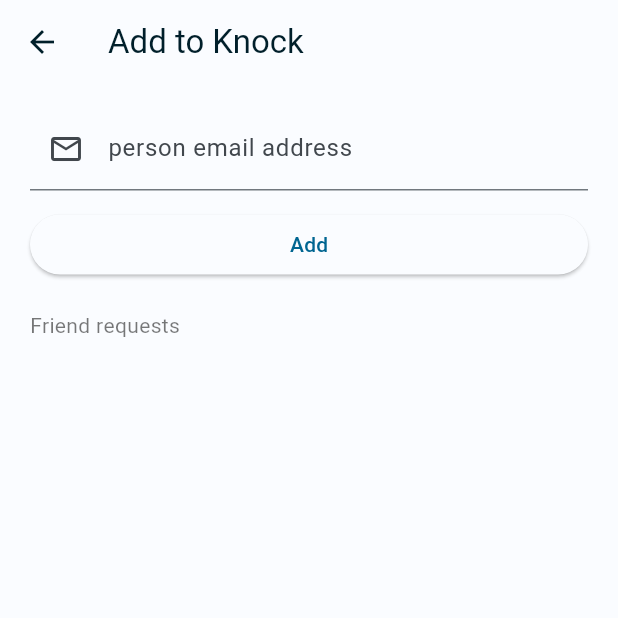
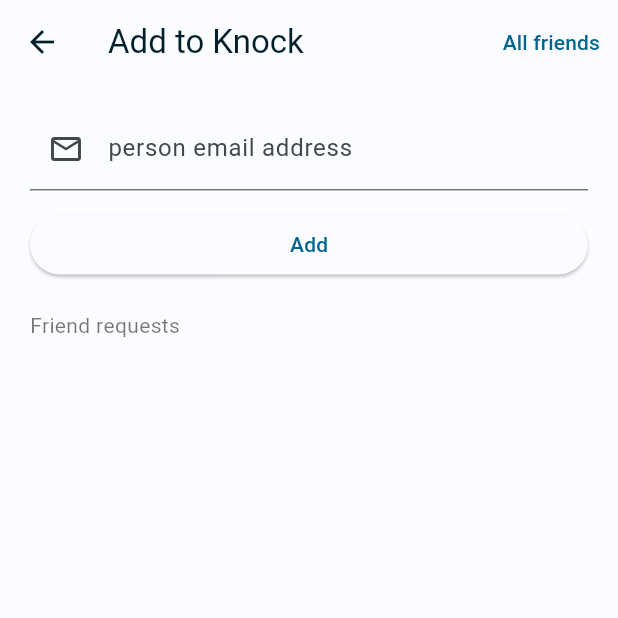
Before and after one commit to dipta-2707/knock_knock, a Flutter app: the AddFriendPage screen opened by its route, on a phone screen of 412 x 824 dp, the top half of it. Run offline on Flutter 3.47's test engine with Material 2 defaults, Android fonts, the phone set to English and light mode, and no system bars; our stand-ins replace cloud_firestore, firebase_auth, firebase_core, get, google_sign_in; accounts and stored records are empty; network calls fail.

Commit message:
add a all friend

```diff
--- /dev/null
+++ b/lib/bindings/all_friend_page_binding.dart
@@ -0,0 +1,9 @@
+import 'package:get/get.dart';
+import 'package:knockme/controller/page/all_friend_page_controller.dart';
+
+class ALlFriendPageBinding implements Bindings {
+  @override
+  void dependencies() {
+    Get.lazyPut<AllFriendsPageController>(() => AllFriendsPageController());
+  }
+}
--- a/lib/config/route_config.dart
+++ b/lib/config/route_config.dart
@@ -1,5 +1,6 @@
 import 'package:get/get.dart';
 import 'package:knockme/bindings/addFriend_binding.dart';
+import 'package:knockme/bindings/all_friend_page_binding.dart';
 import 'package:knockme/bindings/chat_binding.dart';
 import 'package:knockme/bindings/homePage_binding.dart';
 import 'package:knockme/bindings/profile_binding.dart';
@@ -7,6 +8,7 @@
 import 'package:knockme/bindings/singIn_binding.dart';
 import 'package:knockme/bindings/splash_binding.dart';
 import 'package:knockme/view/pages/add_friend_page.dart';
+import 'package:knockme/view/pages/all_friends_page.dart';
 import 'package:knockme/view/pages/chat_page.dart';
 import 'package:knockme/view/pages/home_page.dart';
 import 'package:knockme/view/pages/sigin_page.dart';
@@ -24,6 +26,7 @@
   static const String profilePageRouteName = '/profilePage';
   static const String chatPageRouteName = '/chatPage';
   static const String addFriendPageRouteName = '/addFriendPage';
+  static const String allFriendPageRouteName = '/allFriendPage';
   static final pages = [
     GetPage(
         name: splashPageRouteName,
@@ -58,5 +61,10 @@
         page: () => const AddFriendPage(),
         binding: AddFriendBinding(),
         transition: Transition.cupertino),
+    GetPage(
+        name: allFriendPageRouteName,
+        page: () => const AllFriendPage(),
+        binding: ALlFriendPageBinding(),
+        transition: Transition.cupertino),
   ];
 }
--- a/lib/controller/page/add_friend_controller.dart
+++ b/lib/controller/page/add_friend_controller.dart
@@ -2,6 +2,7 @@
 import 'package:get/get.dart';
 
 import '../../api/api.dart';
+import '../../config/route_config.dart';
 import '../../ults/snack_bars.dart';
 
 class AddFriendController extends GetxController {
@@ -40,4 +41,6 @@
   void rejectRequest({required String id}) {
     KnockApis.rejectFriendRequest(id: id);
   }
+
+  void gotoAllFriendPage() => Get.toNamed(RouteConfig.allFriendPageRouteName);
 }
--- /dev/null
+++ b/lib/controller/page/all_friend_page_controller.dart
@@ -0,0 +1,6 @@
+import 'package:get/get.dart';
+import 'package:knockme/config/route_config.dart';
+
+import '../../model/user_model.dart';
+
+class AllFriendsPageController extends GetxController {}
--- a/lib/controller/page/chat_controller.dart
+++ b/lib/controller/page/chat_controller.dart
@@ -18,6 +18,7 @@
   Future<void> setMessage(UserModel userModel) async {
     if (_messageTextController.text.isNotEmpty) {
       await KnockApis.setMessages(userModel, _messageTextController.text);
+      KnockApis.allToChatList(userModel: userModel);
       _messageTextController.clear();
     } else {
       return;
--- a/lib/view/pages/add_friend_page.dart
+++ b/lib/view/pages/add_friend_page.dart
@@ -13,6 +13,13 @@
     return Scaffold(
       appBar: AppBar(
         title: const Text('Add to Knock'),
+        actions: [
+          TextButton(
+              onPressed: () {
+                controller.gotoAllFriendPage();
+              },
+              child: const Text('All friends'))
+        ],
       ),
       body: Padding(
         padding: const EdgeInsets.symmetric(horizontal: 20.0, vertical: 15.0),
--- a/lib/view/widgets/user_tile.dart
+++ b/lib/view/widgets/user_tile.dart
@@ -19,7 +19,8 @@
       onLongPress: () {
         Get.defaultDialog(
           title: 'Delete Chat',
-          content: Text('Are you sure? This action can not be undo.'),
+          content: const Text(
+              'Are you sure? This action can not be undo. All message will be deleted from both side.'),
           onConfirm: () {
             KnockApis.deleteChat(chatId: userModel.id);
             //print(userModel.id);
```
Also changed, not shown: lib/api/api.dart (+10 -0 lines), lib/view/pages/all_friends_page.dart (added, +66 -0 lines), lib/view/widgets/friend_tile.dart (added, +52 -0 lines).
